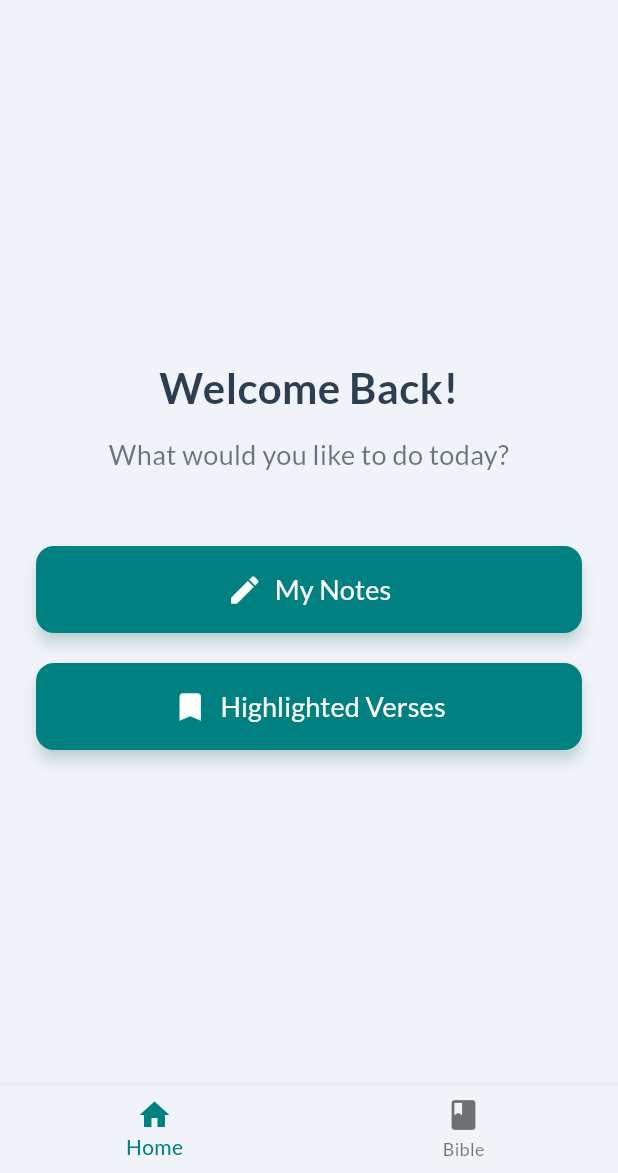
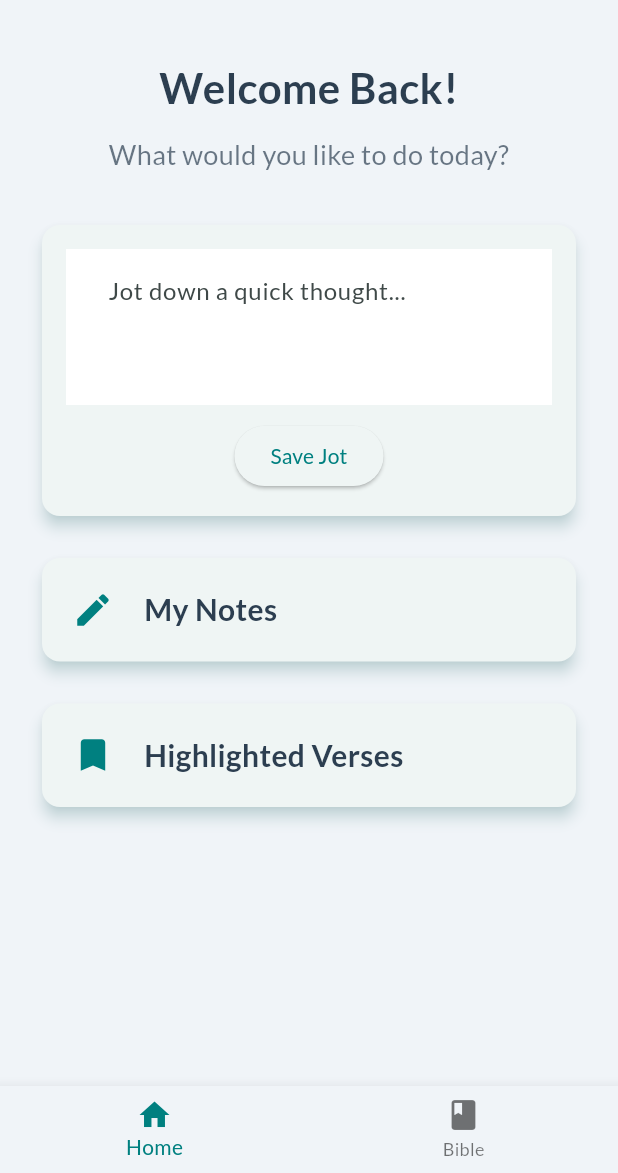
Before and after one commit to FaithTech-Initiative/Kyros, a Flutter app: the screen it shows once a user with an empty profile is signed in, on a phone screen of 412 x 824 dp, the part 63-1236 px from its top. Run offline on Flutter 3.47's test engine with Material 3 defaults, Android fonts, the phone set to English and light mode, and no system bars; our stand-ins replace cloud_firestore, drift, firebase_auth, firebase_core, flutter_carousel_widget, google_fonts and 2 more; missing offline and left inert: firebase_app_check, flutter_quill; accounts and stored records are empty; generated files the repository leaves out were written again.

Commit message:
feat: Implement new home page design

```diff
--- a/lib/home_screen.dart
+++ b/lib/home_screen.dart
@@ -164,7 +164,6 @@ class HomeScreenContent extends StatelessWidget {
       padding: const EdgeInsets.all(24.0),
       child: Column(
         crossAxisAlignment: CrossAxisAlignment.stretch,
-        mainAxisAlignment: MainAxisAlignment.center,
         children: <Widget>[
           Text(
             'Welcome Back!',
@@ -184,8 +183,10 @@ class HomeScreenContent extends StatelessWidget {
               color: theme.colorScheme.onSurface.withAlpha(178),
             ),
           ),
-          const SizedBox(height: 48),
-          _buildFeatureButton(
+          const SizedBox(height: 30),
+          _buildQuickJotCard(context),
+          const SizedBox(height: 20),
+          _buildFeatureCard(
             context,
             icon: Icons.edit,
             label: 'My Notes',
@@ -194,7 +195,7 @@ class HomeScreenContent extends StatelessWidget {
             },
           ),
           const SizedBox(height: 20),
-          _buildFeatureButton(
+          _buildFeatureCard(
             context,
             icon: Icons.bookmark,
             label: 'Highlighted Verses',
@@ -207,21 +208,60 @@ class HomeScreenContent extends StatelessWidget {
     );
   }
 
-  Widget _buildFeatureButton(BuildContext context, {required IconData icon, required String label, required VoidCallback onPressed}) {
+  Widget _buildQuickJotCard(BuildContext context) {
     final theme = Theme.of(context);
-    return ElevatedButton.icon(
-      onPressed: onPressed,
-      icon: Icon(icon, size: 24),
-      label: Text(label, style: const TextStyle(fontSize: 18)),
-      style: ElevatedButton.styleFrom(
-        foregroundColor: Colors.white,
-        backgroundColor: theme.colorScheme.primary,
-        padding: const EdgeInsets.symmetric(vertical: 16),
-        shape: RoundedRectangleBorder(
-          borderRadius: BorderRadius.circular(12),
+    final TextEditingController quickJotController = TextEditingController();
+    return Card(
+      elevation: 4,
+      shadowColor: theme.colorScheme.primary.withAlpha(102),
+      shape: RoundedRectangleBorder(
+        borderRadius: BorderRadius.circular(12),
+      ),
+      child: Padding(
+        padding: const EdgeInsets.all(16.0),
+        child: Column(
+          children: [
+            TextField(
+              controller: quickJotController,
+              decoration: const InputDecoration(
+                hintText: 'Jot down a quick thought...',
+                border: InputBorder.none,
+              ),
+              maxLines: 3,
+            ),
+            const SizedBox(height: 10),
+            ElevatedButton(
+              onPressed: () {
+                // TODO: Save the quick jot
+              },
+              child: const Text('Save Jot'),
+            ),
+          ],
         ),
-        elevation: 4,
-        shadowColor: theme.colorScheme.primary.withAlpha(102),
+      ),
+    );
+  }
+
+  Widget _buildFeatureCard(BuildContext context, {required IconData icon, required String label, required VoidCallback onPressed}) {
+    final theme = Theme.of(context);
+    return Card(
+      elevation: 4,
+      shadowColor: theme.colorScheme.primary.withAlpha(102),
+      shape: RoundedRectangleBorder(
+        borderRadius: BorderRadius.circular(12),
+      ),
+      child: InkWell(
+        onTap: onPressed,
+        child: Padding(
+          padding: const EdgeInsets.all(20.0),
+          child: Row(
+            children: [
+              Icon(icon, size: 28, color: theme.colorScheme.primary),
+              const SizedBox(width: 20),
+              Text(label, style: const TextStyle(fontSize: 20, fontWeight: FontWeight.bold)),
+            ],
+          ),
+        ),
       ),
     );
   }
```
